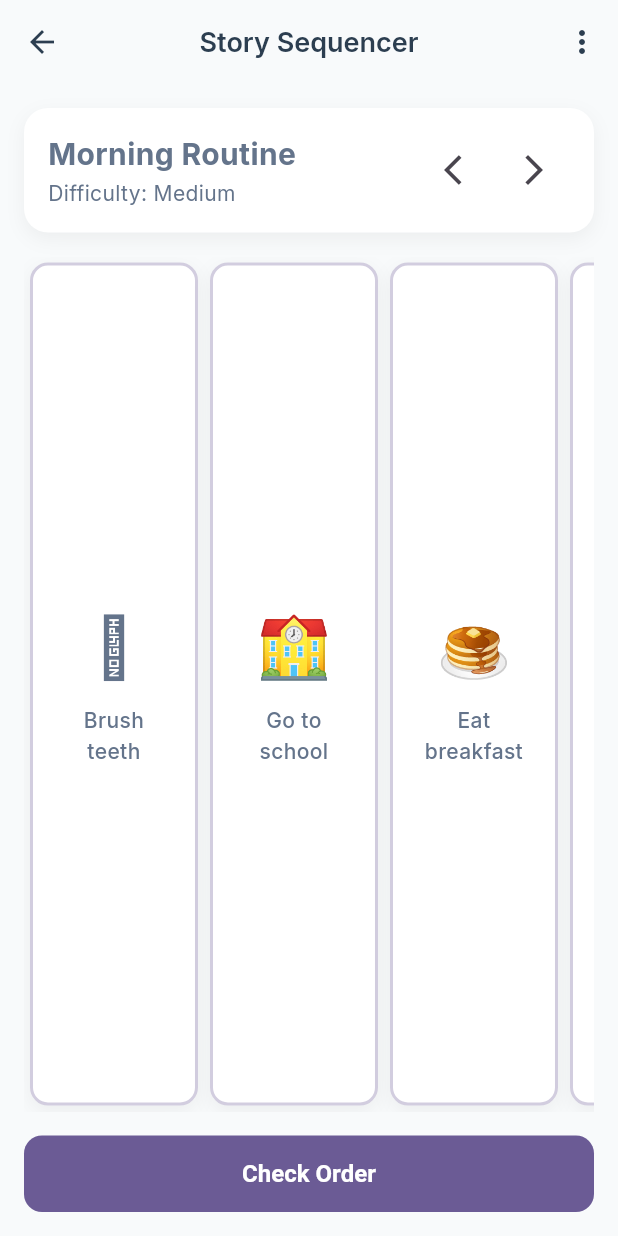
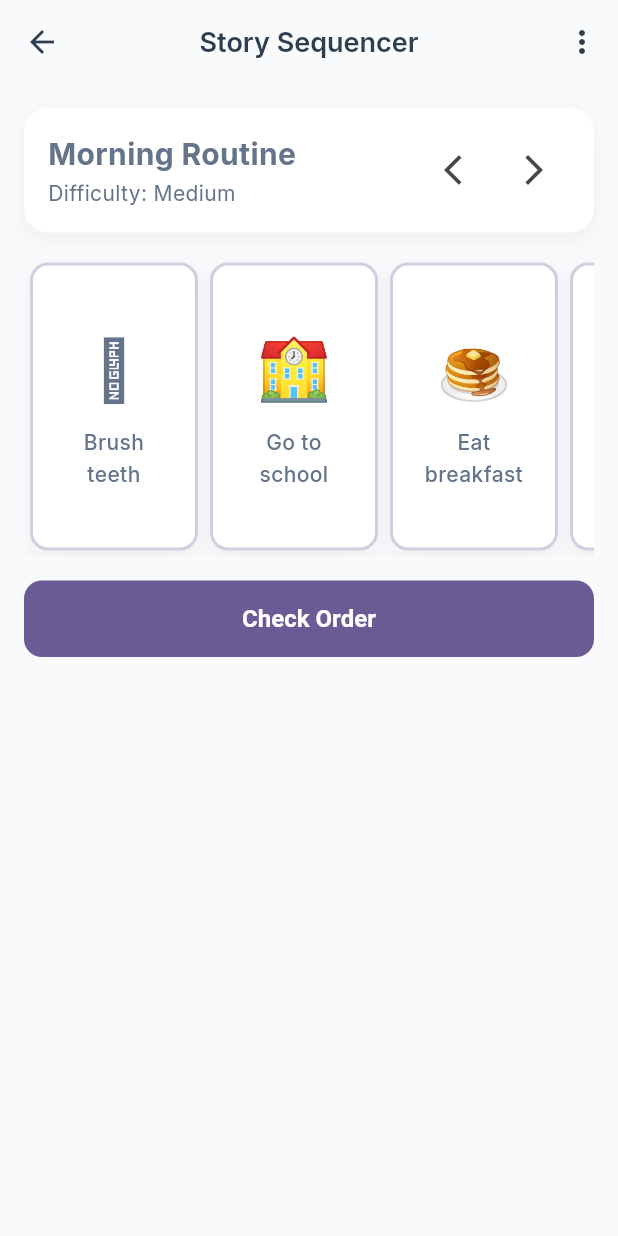
Before and after one commit to delliottlg/communication-recovery-toolkit, a Flutter app: the _StorySequencerContent screen opened directly, on a phone screen of 412 x 824 dp. Run offline on Flutter 3.47's test engine with Material 3 defaults, Android fonts, the phone set to English and light mode, and no system bars; our stand-ins replace flutter_tts, google_fonts, shared_preferences; accounts and stored records are empty.

Commit message:
Fix overflow issue in Story Sequencer
- Wrap body in SingleChildScrollView to handle narration section
- Change story area from Expanded to fixed SizedBox height
- Prevents overflow when narration section appears after Check Order

```diff
--- a/lib/screens/story_sequencer_screen.dart
+++ b/lib/screens/story_sequencer_screen.dart
@@ -50,15 +50,18 @@ class _StorySequencerContent extends StatelessWidget {
         ],
       ),
       body: Consumer<StoryProvider>(
-        builder: (context, provider, _) => Column(
+        builder: (context, provider, _) => SingleChildScrollView(
+          child: Column(
             children: [
               _StoryHeader(provider: provider),
-            Expanded(
+              SizedBox(
+                height: 200,
                 child: _StorySequenceArea(provider: provider),
               ),
               _ControlButtons(provider: provider),
               if (provider.isCorrect) _NarrationSection(provider: provider),
             ],
+          ),
         ),
       ),
     );
```
Lines whose indentation alone changed are shown as unchanged.
